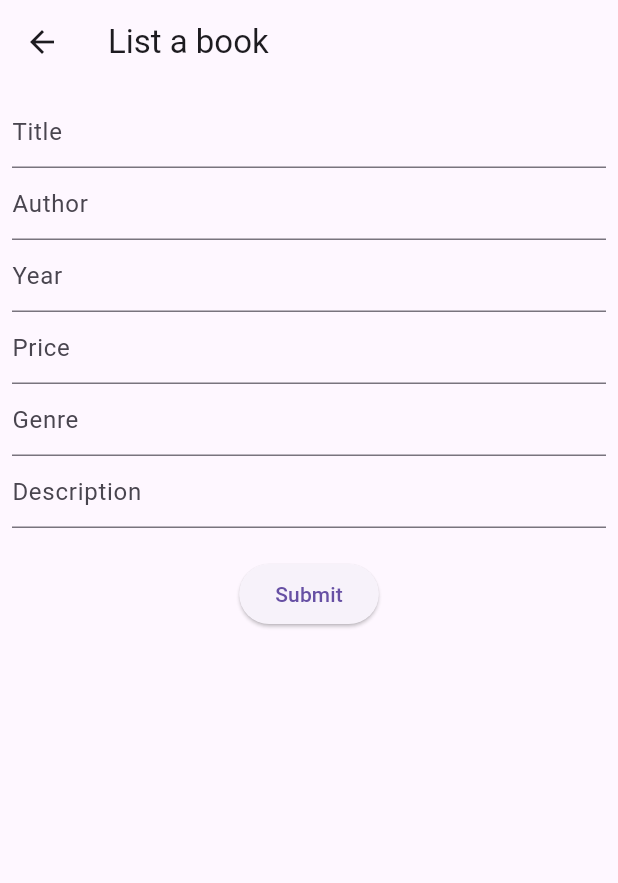
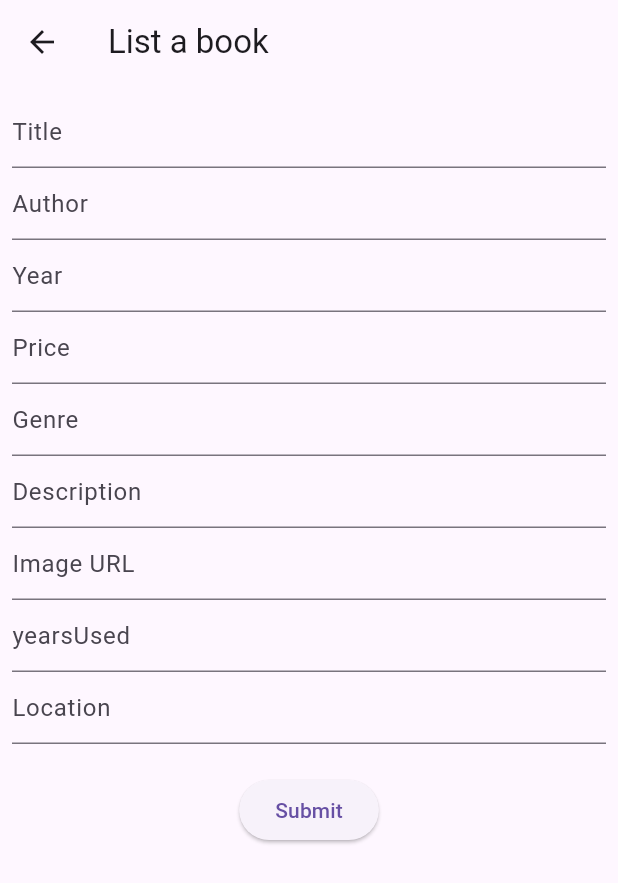
Before and after one commit to rashidsadeed/Bootcamp2024-35, a Flutter app: the HomeScreen screen opened directly, after a tap on the "add" icon, on a phone screen of 412 x 824 dp. Shown: the top 883 px of the screen. Run offline on Flutter 3.47's test engine with Material 3 defaults, Android fonts, the phone set to English and light mode, and no system bars; our stand-ins replace cloud_firestore, firebase_auth, firebase_core; accounts and stored records are empty; network calls fail.

```diff
--- a/lib/models/book.dart
+++ b/lib/models/book.dart
@@ -2,11 +2,14 @@ class Book {
   final String id;
   final String title;
   final String author;
-  final String year;
-  final String price;
+  final int year;
+  final double price;
   final String genre;
   final String description;
   final String imageUrl;
+  final String listedBy;
+  final int yearsUsed;
+  final String location;
 
   Book({
     required this.id,
@@ -17,6 +20,9 @@ class Book {
     required this.genre,
     required this.description,
     required this.imageUrl,
+    required this.listedBy,
+    required this.yearsUsed,
+    required this.location,
   });
 
   factory Book.fromMap(Map<String, dynamic> data, String id) {
@@ -29,6 +35,9 @@ class Book {
      genre: data['genre'],
      description: data['description'],
      imageUrl: data['imageUrl'],
+     listedBy: data['listedBy'],
+     yearsUsed: data['yearsUsed'],
+     location: data['location'],
       );
    }
 
@@ -42,6 +51,9 @@ class Book {
      'genre': genre,
      'description': description,
      'imageUrl': imageUrl,
+     'listedBy': listedBy,
+     'yearsUsed': yearsUsed,
+     'location': location,
    };
  }
  }
--- a/lib/providers/book_provider.dart
+++ b/lib/providers/book_provider.dart
@@ -1,4 +1,5 @@
 import 'package:cloud_firestore/cloud_firestore.dart';
+import 'package:firebase_auth/firebase_auth.dart';
 import 'package:flutter/material.dart';
 import '../models/book.dart';
 
@@ -18,11 +19,14 @@ class BookProvider with ChangeNotifier {
 
   Future<void> _loadBooks() async {
     final snapshot = await _firestore.collection('books').get();
-    _suggestedBooks = snapshot.docs.map((doc) => Book.fromMap(doc.data(), doc.id)).toList();
+    _listedBooks = snapshot.docs.map((doc) => Book.fromMap(doc.data(), doc.id)).toList();
     notifyListeners();
   }
 
-  Future<void> addBook(String title, String author, String year, String price, String genre, String description) async {
+  Future<void> addBook(String title, String author, int year, double price, String genre, String description, String image_url, int yearsUsed, String location) async {
+    //gets the users UID to list the book under their name
+    var seller_id = FirebaseAuth.instance.currentUser!.uid;
+
     var book = Book(
       id: '',
       title: title,
@@ -31,12 +35,20 @@ class BookProvider with ChangeNotifier {
       price: price,
       genre: genre,
       description: description,
-      imageUrl: 'default_image_url',
+      imageUrl: image_url,
+      listedBy: seller_id,
+      yearsUsed: yearsUsed,
+      location: location,
     );
     var docRef = await _firestore.collection('books').add(book.toMap());
-    book = Book(id: docRef.id, title: title, author: author, year: year, price: price, genre: genre, description: description, imageUrl: 'default_image_url');
+    book = Book(id: docRef.id, title: title, author: author, year: year, price: price, genre: genre, description: description, imageUrl: 'https://www.google.com/url?sa=i&url=https%3A%2F%2Fwww.vecteezy.com%2Ffree-png%2Fbook&psig=AOvVaw18EXb8cNxgqyMa5Qx3A7n_&ust=1719873134378000&source=images&cd=vfe&opi=89978449&ved=0CBEQjRxqFwoTCJDr-uywhIcDFQAAAAAdAAAAABAE', listedBy: seller_id, yearsUsed: yearsUsed, location: location);
     _listedBooks.add(book);
     notifyListeners();
+
+    //to add each entered book to the users listedBooks array
+    await _firestore.collection("users").doc(seller_id).update({
+      "listedBooks": FieldValue.arrayUnion([docRef.id])
+    });
   }
 
   void addToWishlist(Book book) {
--- a/lib/screens/book_listing_screen.dart
+++ b/lib/screens/book_listing_screen.dart
@@ -10,6 +10,12 @@ class BookListingsScreen extends StatelessWidget {
   final TextEditingController priceController = TextEditingController();
   final TextEditingController genreController = TextEditingController();
   final TextEditingController descriptionController = TextEditingController();
+  final TextEditingController imageUrlController = TextEditingController();
+  final TextEditingController yearsUsedController = TextEditingController();
+  final TextEditingController locationController = TextEditingController();
+  //no longer needed since the UID is used instead
+  //final TextEditingController listedByController = TextEditingController();
+
 
   @override
   Widget build(BuildContext context) {
@@ -57,17 +63,37 @@ class BookListingsScreen extends StatelessWidget {
                 ),
                 controller: descriptionController
             ),
-
+            TextField(
+                decoration: const InputDecoration(
+                  hintText: "Image URL",
+                ),
+                controller: imageUrlController
+            ),
+            TextField(
+                decoration: const InputDecoration(
+                  hintText: "yearsUsed",
+                ),
+                controller: yearsUsedController
+            ),
+            TextField(
+                decoration: const InputDecoration(
+                  hintText: "Location",
+                ),
+                controller: locationController
+            ),
             SizedBox(height: 20),
             ElevatedButton(
                 onPressed: () {
                   Provider.of<BookProvider>(context, listen: false).addBook(
                     titleController.text,
                     authorController.text,
-                    yearController.text,
-                    priceController.text,
+                    int.parse(yearController.text),
+                    double.parse(priceController.text),
                     genreController.text,
                     descriptionController.text,
+                    imageUrlController.text,
+                    int.parse(yearsUsedController.text),
+                    locationController.text,
                   );
                   Navigator.pop(context);
                 },
--- a/lib/screens/home_screen.dart
+++ b/lib/screens/home_screen.dart
@@ -6,28 +6,73 @@ import "wishlist_screen.dart";
 import "profile_screen.dart";
 import "../widgets/book_card.dart";
 
+List<String> genres = ['Fiction', 'Non-fiction', 'Sci-Fi', 'Fantasy', 'Biography', 'History', 'Mystery', 'Romance', 'Horror', 'Thriller'];
+
 class HomeScreen extends StatelessWidget {
   const HomeScreen({super.key});
 
   @override
   Widget build(BuildContext context) {
+
     return Scaffold(
       appBar: AppBar(
-        title: TextField(
-          decoration: InputDecoration(
-            hintText: "Search for books",
-          ),
-        ),
+        title: Text("Kitap Dostu")
       ),
       body: Consumer<BookProvider>(
         builder: (context, bookProvider, child) {
           return ListView(
             children: [
+              Padding(
+                padding: const EdgeInsets.all(8.0),
+                child: Container(
+                  child: TextField(
+                    decoration: InputDecoration(
+                      hintText: "Search for a book",
+                      prefixIcon: Icon(Icons.search),
+                      border: OutlineInputBorder(
+                        borderRadius: BorderRadius.circular(10),
+                      ),
+                    ),
+                ),
+                ),
+              ),
+              //to create a slide show of different genres
+              Container(
+                  height: 100,
+                  child: ListView(
+                    scrollDirection: Axis.horizontal,
+                    children: genres.map((genre) =>
+                        InkWell(
+                          onTap: () {
+                            Navigator.push(
+                              context,
+                              //MaterialPageRoute(builder: (context) => GenreScreen(genre: genre)),
+
+                              //temporarily using the same screen for all genres to avoid errors
+                              MaterialPageRoute(builder: (context) => WishlistScreen()),
+
+                            );
+                          },
+                          child: Card(
+                            child: Padding(
+                              padding: const EdgeInsets.all(8.0),
+                              child: Center(
+                                child: Text(
+                                  genre,
+                                  style: TextStyle(fontSize: 16),
+                                ),
+                              ),
+                            ),
+                          ),
+                        )).toList(),
+                  ),
+                  ),
+
               Container(
                 height: 200,
                 child: ListView(
                   scrollDirection: Axis.horizontal,
-                  children: bookProvider.suggestedBooks.map((book) =>
+                  children: bookProvider.listedBooks.map((book) =>
                       BookCard(book: book)).toList(),
                 ),
               )
```
